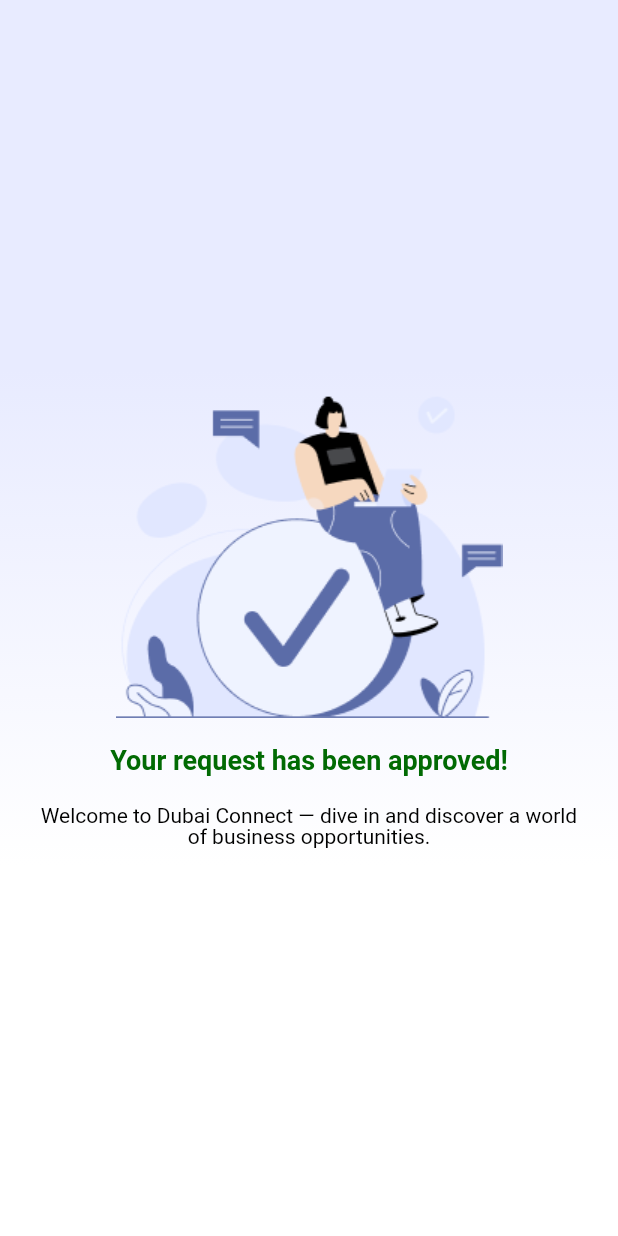
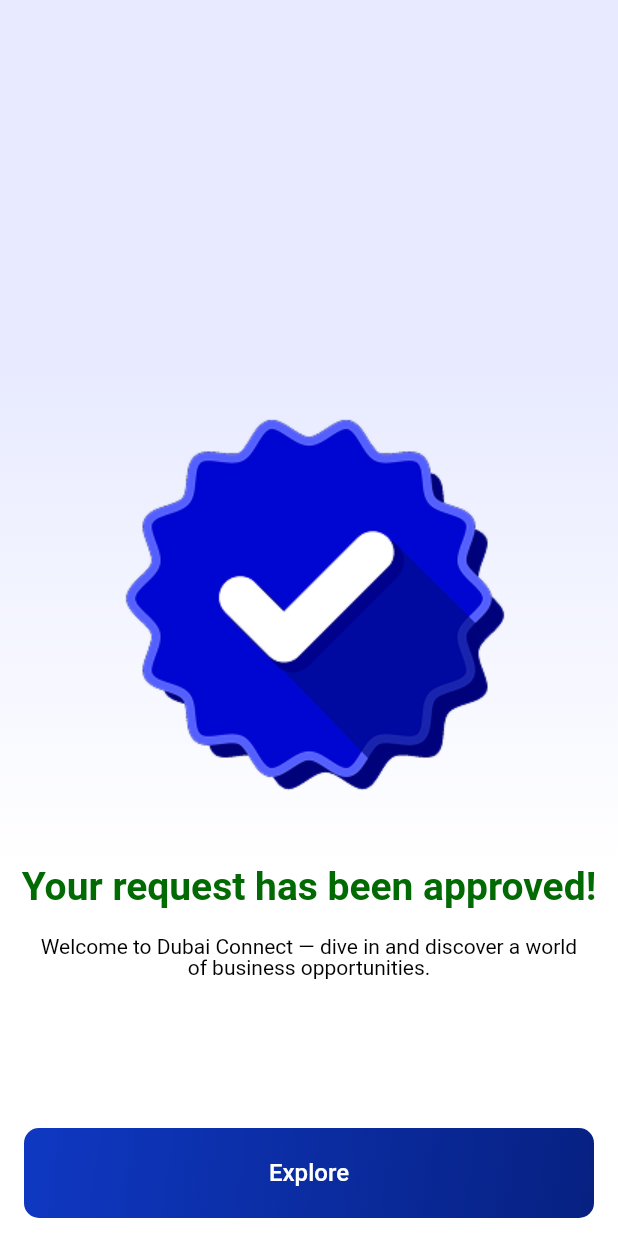
Before and after one commit to hello-world-ttj/dubaiproject, a Flutter app: the SentReq2Screen screen opened directly, on a phone screen of 412 x 824 dp. Run offline on Flutter 3.47's test engine with Material 3 defaults, Android fonts, the phone set to English and light mode, and no system bars; our stand-ins replace flutter_svg, pin_code_fields; Roboto replaces fonts that are missing (Manrope).

Commit message:
new page

```diff
--- a/lib/interface/compon/GradientButton.dart
+++ b/lib/interface/compon/GradientButton.dart
@@ -27,7 +27,9 @@ class GradientButton extends StatelessWidget {
         borderRadius: BorderRadius.circular(10),
       ),
       child: TextButton(
-        onPressed:
+        onPressed: onPressed,
+
+
 
         child: Text(
           title,
--- a/lib/interface/screens/sent_request/sent_req_2_screen.dart
+++ b/lib/interface/screens/sent_request/sent_req_2_screen.dart
@@ -1,5 +1,8 @@
 import 'package:dubaiprojectxyvin/interface/compon/common_color.dart';
 import 'package:flutter/material.dart';
+
+import '../../compon/GradientButton.dart';
+import '../../compon/common_divider.dart';
 
 class SentReq2Screen extends StatelessWidget {
   const SentReq2Screen({super.key});
@@ -21,23 +24,23 @@ class SentReq2Screen extends StatelessWidget {
             stops: [0.3, 0.7],
           ),
         ),
-      child: Center(
         child: Column(
-            mainAxisSize: MainAxisSize.min, // Important to center vertically
+          mainAxisAlignment: MainAxisAlignment.center,
           crossAxisAlignment: CrossAxisAlignment.center,
           children: [
-              Image.asset('assets/png/OBJECTS.png'),
-              const SizedBox(height: 20),
-              const Text(
+            SizedBox(height: 250,),
+            Image.asset('assets/png/approved.png'),
+            SizedBox(height: 30),
+            Text(
               'Your request has been approved!',
               textAlign: TextAlign.center,
               style: TextStyle(
                 fontFamily: 'Manrope',
                 fontWeight: FontWeight.w600,
-                  fontSize: 18,
-                  height: 1.0,
-                  letterSpacing: -0.01,
-                  color: CommonColor.greenColor,
+                fontSize: 26,
+                height: 1.0, // 100% line-height
+                letterSpacing: -0.01, // -1%
+                color: Color(0xFF016A03), // Green color code
               ),
             ),
             const SizedBox(height: 20),
@@ -56,8 +59,17 @@ class SentReq2Screen extends StatelessWidget {
                 ),
               ),
             ),
+            SizedBox(
+              height: 100,
+            ),
+            GradientButton(
+              title: 'Explore',
+              onPressed: () {
+                 Navigator.of(context).pushNamed('Payment1Screen');
+              },
+            ),
+            CommonDivider()
           ],
-          ),
         ),
       ),
     );
--- a/lib/interface/screens/verify_otp_screen.dart
+++ b/lib/interface/screens/verify_otp_screen.dart
@@ -120,7 +120,9 @@ class VerifyOtpScreen extends StatelessWidget {
               ),
               GradientButton(
                 title: 'Confirm',
-                onPressed: () {},
+                onPressed: () {
+                     Navigator.of(context).pushNamed('SentRequestScreen');
+                  },
               ),
               SizedBox(height: 50,),
               Center(
--- a/lib/interface/screens/verify_phone.dart
+++ b/lib/interface/screens/verify_phone.dart
@@ -83,7 +83,7 @@ class VerifyPhone extends StatelessWidget {
               GradientButton(
                 title: 'Generate OTP',
                 onPressed: () {
-                     Navigator.of(context).pushReplacementNamed('VerifyOtpScreen');
+                     Navigator.of(context).pushNamed('VerifyOtpScreen');
                 },
               ),
               SizedBox(height: 50,),
--- a/lib/interface/screens/welcome_screen.dart
+++ b/lib/interface/screens/welcome_screen.dart
@@ -83,7 +83,7 @@ class WelcomeScreen extends StatelessWidget {
               ),
               child: TextButton(
                   onPressed: () {
-                  Navigator.of(context).pushReplacementNamed('VerifyPhone');
+                  Navigator.of(context).pushNamed('VerifyPhone');
 
                   },
                   child: const Text(
```
Also changed, not shown: lib/interface/Data/routes/router.dart (+7 -0 lines), lib/interface/screens/edit_profile/Edit_Profile_Page.dart (+78 -46 lines), lib/interface/screens/payment/payment_1_screen.dart (+5 -3 lines), lib/interface/screens/payment/payment_2_screen.dart (+7 -3 lines), lib/interface/screens/payment/payment_success.dart (+9 -19 lines), lib/interface/screens/payment/welcome_payment.dart (added, +92 -0 lines), lib/interface/screens/sent_request/sent_request_screen.dart (+15 -9 lines), assets/png/approved.png. Lines whose indentation alone changed are shown as unchanged.
